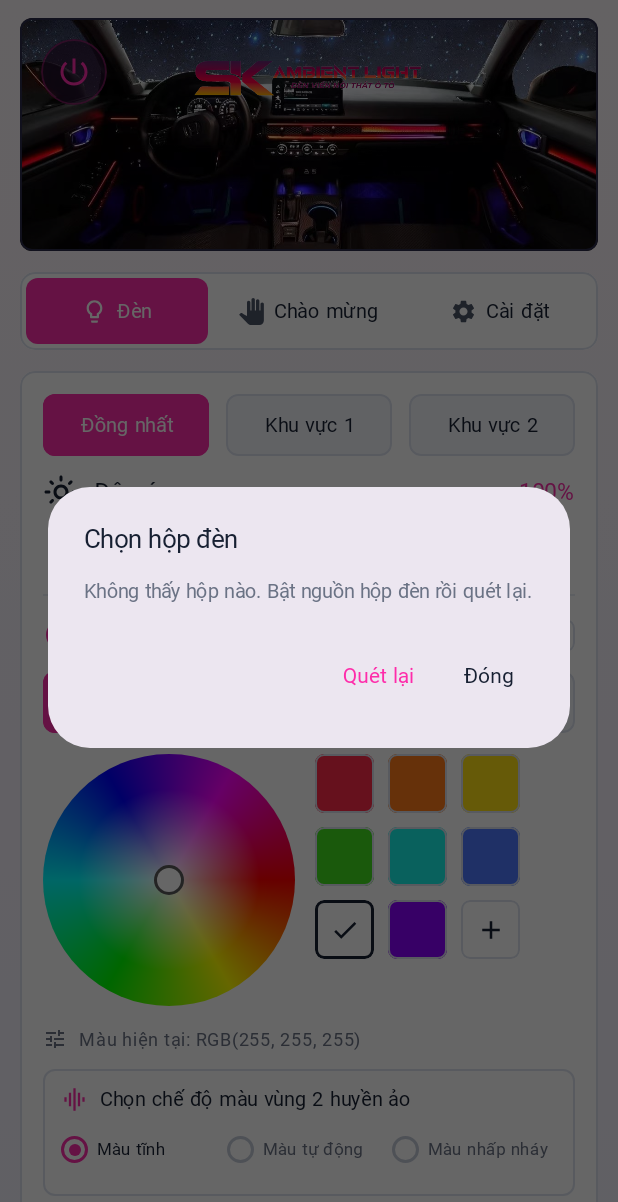
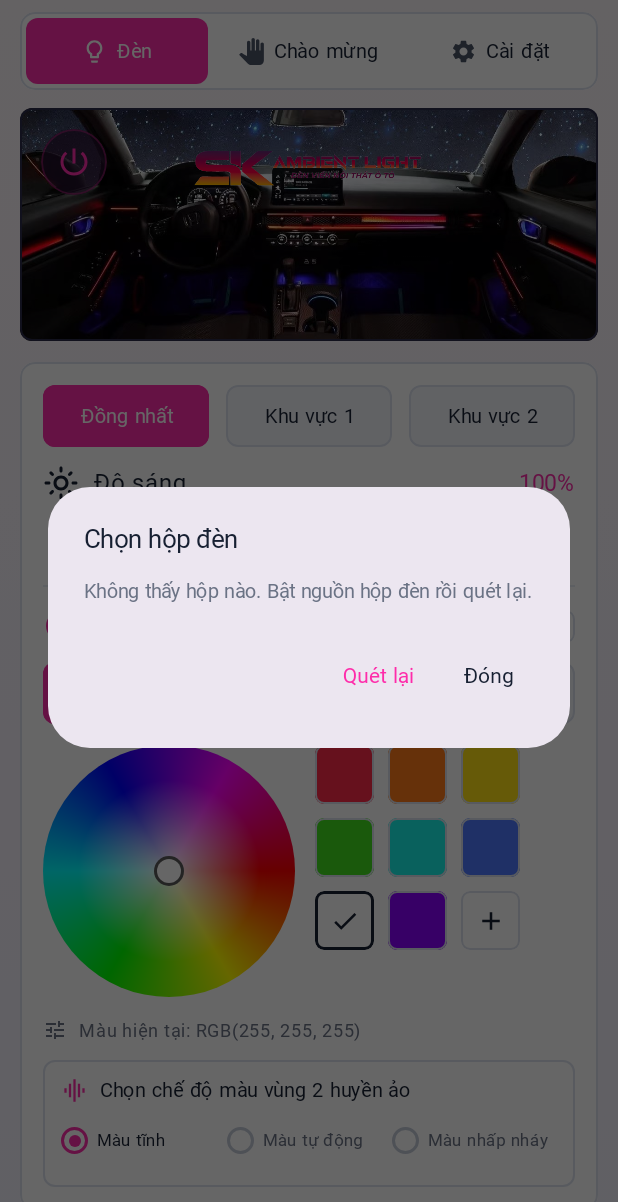
Before and after one commit to langtucute9x-create/sk-link-android, an Android app built with Jetpack Compose: the screen it shows after launch (MainActivity), on a phone screen of 412 x 824 dp. Shown: the top 1202 px of the screen. Run offline under Robolectric (Android 15) with nearby library versions, the phone set to English and light mode, and no system bars; Roboto replaces fonts that are not available here.

Commit message:
0.2.3: gop 2 che do nang cao vao Che do hieu ung; menu Den / Chao mung / Cai dat co dinh tren cung
Co-Authored-By: Claude Fable 5.2 <noreply@anthropic.com>
Claude-Session: https://claude.ai/code/session_01Xv1EUJGw2P59qFQqeVhDVH

```diff
--- a/app/build.gradle.kts
+++ b/app/build.gradle.kts
@@ -12,8 +12,8 @@ android {
         applicationId = "vn.sklight.app"
         minSdk = 26
         targetSdk = 34
-        versionCode = 4
-        versionName = "0.2.2"
+        versionCode = 5
+        versionName = "0.2.3"
     }
 
     // Co khoa rieng (GitHub Secrets) thi ky bang khoa do, khong thi dung khoa debug.
--- a/app/src/main/java/vn/sklight/app/Effects.kt
+++ b/app/src/main/java/vn/sklight/app/Effects.kt
@@ -31,7 +31,11 @@ object Effects {
         EffectGroup("CHẾ ĐỘ HIỆU ỨNG", Icons.Filled.AutoAwesome, listOf(
             Effect(7, "Ma thuật", Icons.Filled.AutoAwesome, cRed), Effect(8, "Huyền ảo", Icons.Filled.BlurCircular, Pink),
             Effect(9, "Ma thuật", Icons.Filled.AutoAwesome, cCyan), Effect(11, "Cuộn màn hình", Icons.Outlined.ViewAgenda, cOrange),
-            Effect(14, "Nhảy đa sắc", Icons.Filled.BlurCircular, cBlue))),
+            Effect(14, "Nhảy đa sắc", Icons.Filled.BlurCircular, cBlue),
+            Effect(51, "Chiếu sáng năng động", Icons.Filled.Flare, cOrange,
+                listOf("Đêm trăng đỏ", "Hoàng hôn sa mạc", "Vườn sen", "Mặt trời mọc", "Đường tre", "Bình minh xuân", "Cực quang đa sắc"), 1),
+            Effect(53, "Xếp chồng", Icons.Outlined.Layers, cGreen,
+                listOf("Xếp chồng đỏ-trắng", "Xếp chồng xanh-đỏ", "Xếp chồng đỏ-tím", "Xếp chồng trắng-trắng"), 1))),
         EffectGroup("CHỦ ĐỀ MÙA", Icons.Filled.LocalFlorist, listOf(
             Effect(15, "Xuân", Icons.Filled.LocalFlorist, Pink), Effect(16, "Hạ", wave, cPurple),
             Effect(17, "Thu", Icons.Filled.FilterVintage, cNhip), Effect(18, "Đông", Icons.Filled.AcUnit, cRed))),
@@ -41,12 +45,7 @@ object Effects {
         EffectGroup("CHẾ ĐỘ CHẠY", wave, listOf(
             Effect(52, "Mây trôi", wave, cBlue), Effect(6, "Thể thao", Icons.Filled.DirectionsRun, cBlue, num("Thể thao", 3), 1),
             Effect(10, "Trôi đa sắc", wave, cBlue, num("Chế độ", 6), 1), Effect(12, "Cuộn đủ màu", wave, cBlue, num("Chế độ", 6), 1),
-            Effect(13, "Đuôi sao chổi", wave, cComet, listOf("Đỏ", "Vàng", "Xanh lá", "Xanh lam", "Xanh dương", "Tím", "Trắng"), 1))),
-        EffectGroup("CHẾ ĐỘ NÂNG CAO", Icons.Filled.Flare, listOf(
-            Effect(51, "Chiếu sáng năng động", Icons.Filled.Flare, cOrange,
-                listOf("Đêm trăng đỏ", "Hoàng hôn sa mạc", "Vườn sen", "Mặt trời mọc", "Đường tre", "Bình minh xuân", "Cực quang đa sắc"), 1),
-            Effect(53, "Xếp chồng", Icons.Outlined.Layers, cGreen,
-                listOf("Xếp chồng đỏ-trắng", "Xếp chồng xanh-đỏ", "Xếp chồng đỏ-tím", "Xếp chồng trắng-trắng"), 1)))
+            Effect(13, "Đuôi sao chổi", wave, cComet, listOf("Đỏ", "Vàng", "Xanh lá", "Xanh lam", "Xanh dương", "Tím", "Trắng"), 1)))
     )
     val all: List<Effect> = groups.flatMap { it.items }
     fun byId(id: Int) = all.firstOrNull { it.id == id }
--- a/app/src/main/java/vn/sklight/app/MainActivity.kt
+++ b/app/src/main/java/vn/sklight/app/MainActivity.kt
@@ -78,17 +78,18 @@ fun Root() {
     }
     LaunchedEffect(Unit) { launcher.launch(perms) }
 
+    Column(Modifier.fillMaxSize().background(Brush.verticalGradient(listOf(Color(0xFFFCF5F9), Color(0xFFF2F0FB)))).systemBarsPadding()) {
+        // menu cố định trên cùng, nội dung cuộn bên dưới
+        Box(Modifier.padding(start = 13.dp, end = 13.dp, top = 8.dp, bottom = 8.dp)) { Tabs(tab) { tab = it } }
         Column(
-        Modifier.fillMaxSize().background(Brush.verticalGradient(listOf(Color(0xFFFCF5F9), Color(0xFFF2F0FB))))
-            .systemBarsPadding().verticalScroll(rememberScrollState()).padding(start = 13.dp, end = 13.dp, top = 12.dp, bottom = 24.dp),
+            Modifier.weight(1f).verticalScroll(rememberScrollState()).padding(start = 13.dp, end = 13.dp, top = 4.dp, bottom = 24.dp),
             verticalArrangement = Arrangement.spacedBy(14.dp)
         ) {
-        if (tab == 0) Hero()
-        Tabs(tab) { tab = it }
             when (tab) {
-            0 -> LedPage()
+                0 -> { Hero(); LedPage() }
                 1 -> WelcomePage()
                 else -> SettingsPage { S.ble.scan(); pickDev = true }
+            }
         }
     }
     if (pickDev) DevDialog { pickDev = false }
@@ -501,7 +502,7 @@ fun SettingsPage(onPick: () -> Unit) {
         Feature(Icons.Filled.Language, "Cài đặt ngôn ngữ", "Thay đổi ngôn ngữ", later)
         Feature(Icons.Filled.Build, "Cài đặt nhà máy", "Cài đặt nâng cao như loại xe, chức năng gốc xe, chẩn đoán", later)
     }
-    T("SK Light 0.2.2", 12, color = Grey, modifier = Modifier.fillMaxWidth(), align = TextAlign.Center)
+    T("SK Light 0.2.3", 12, color = Grey, modifier = Modifier.fillMaxWidth(), align = TextAlign.Center)
 }
 
 @Composable
```
Lines whose indentation alone changed are shown as unchanged.
